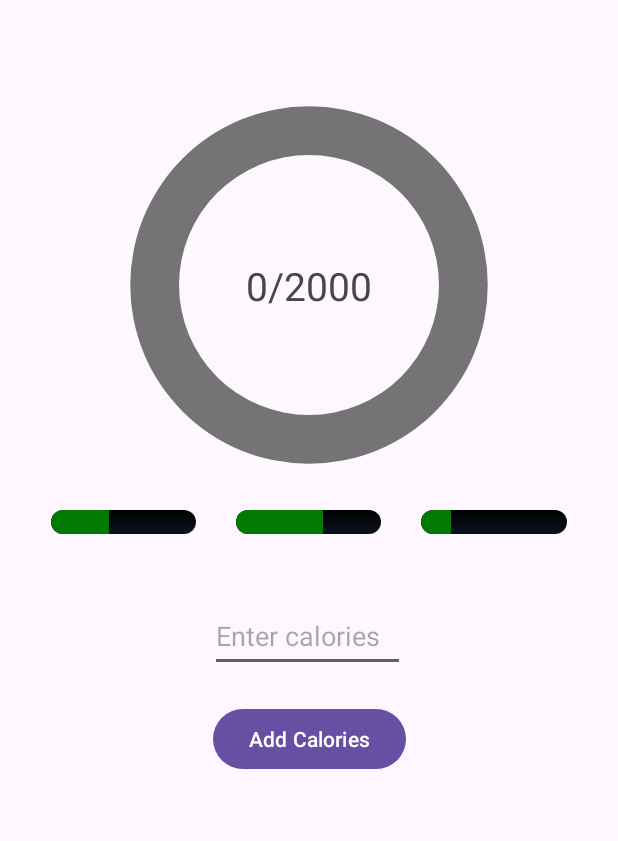
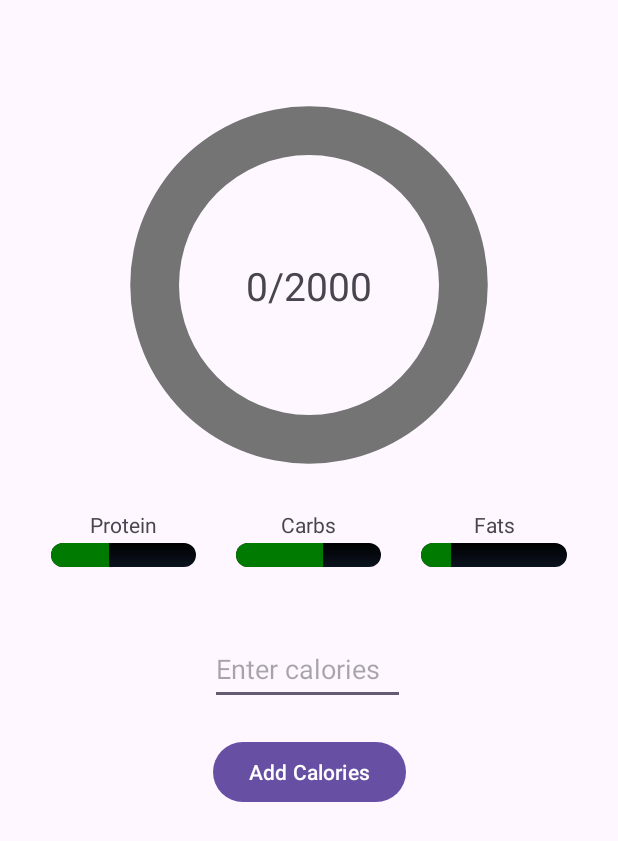
Before and after one commit to Drakon4ik-Coder/FitnessApp, an Android app: the screen it shows after launch (CaloriesActivity), on a phone screen of 412 x 824 dp. Shown: the top 841 px of the screen. Run offline under Robolectric (Android 15) with nearby library versions, the phone set to English and light mode, and no system bars; our stand-ins replace sdp/ssp sizes.

Commit message:
Added labels and managed bars properly

```diff
--- a/app/src/main/res/layout/activity_calories.xml
+++ b/app/src/main/res/layout/activity_calories.xml
@@ -1,7 +1,6 @@
 <?xml version="1.0" encoding="utf-8"?>
 <androidx.constraintlayout.widget.ConstraintLayout xmlns:android="http://schemas.android.com/apk/res/android"
     xmlns:app="http://schemas.android.com/apk/res-auto"
-    xmlns:tools="http://schemas.android.com/tools"
     android:id="@+id/relativeLayout"
     android:layout_width="match_parent"
     android:layout_height="match_parent"
@@ -40,7 +39,7 @@
             android:id="@+id/textViewProgressCalories"
             android:layout_width="wrap_content"
             android:layout_height="wrap_content"
-            android:text="0/2000"
+            android:text="@string/calories_progress"
             android:textSize="@dimen/_20sdp"
             app:layout_constraintBottom_toBottomOf="parent"
             app:layout_constraintEnd_toEndOf="parent"
@@ -56,9 +55,9 @@
         android:layout_width="match_parent"
         android:layout_height="wrap_content"
         android:layout_marginTop="20dp"
+        android:baselineAligned="false"
         android:orientation="horizontal"
-        app:layout_constraintTop_toBottomOf="@+id/constraintLayout"
-        tools:layout_editor_absoluteX="-5dp">
+        app:layout_constraintTop_toBottomOf="@+id/constraintLayout">
 
         <LinearLayout
             android:layout_width="wrap_content"
@@ -66,6 +65,14 @@
             android:orientation="vertical"
             android:layout_weight="1"
             android:layout_marginHorizontal="@dimen/_10sdp">
+
+            <TextView
+                android:id="@+id/textView"
+                android:layout_width="match_parent"
+                android:layout_height="wrap_content"
+                android:gravity="center"
+                android:layout_marginBottom="@dimen/_2sdp"
+                android:text="@string/protein_text" />
 
             <ProgressBar
                 android:id="@+id/progressBar"
@@ -83,6 +90,14 @@
             android:layout_weight="1"
             android:layout_marginHorizontal="@dimen/_10sdp">
 
+            <TextView
+                android:id="@+id/textView2"
+                android:layout_width="match_parent"
+                android:layout_height="wrap_content"
+                android:gravity="center"
+                android:layout_marginBottom="@dimen/_2sdp"
+                android:text="@string/carbs_text" />
+
             <ProgressBar
                 android:id="@+id/progressBar2"
                 style="?android:attr/progressBarStyleHorizontal"
@@ -99,6 +114,14 @@
             android:layout_weight="1"
             android:layout_marginHorizontal="@dimen/_10sdp">
 
+            <TextView
+                android:id="@+id/textView3"
+                android:layout_width="match_parent"
+                android:layout_height="wrap_content"
+                android:gravity="center"
+                android:layout_marginBottom="@dimen/_2sdp"
+                android:text="@string/fats_text" />
+
             <ProgressBar
                 android:id="@+id/progressBar3"
                 style="?android:attr/progressBarStyleHorizontal"
@@ -114,7 +137,7 @@
         android:layout_width="wrap_content"
         android:layout_height="wrap_content"
         android:layout_marginTop="@dimen/_16sdp"
-        android:text="Add Calories"
+        android:text="@string/add_calories"
         app:layout_constraintLeft_toLeftOf="parent"
         app:layout_constraintRight_toRightOf="parent"
         app:layout_constraintTop_toBottomOf="@id/editTextCalories" />
@@ -124,7 +147,8 @@
         android:layout_width="@dimen/_100sdp"
         android:layout_height="@dimen/_37sdp"
         android:layout_marginTop="44dp"
-        android:hint="Enter calories"
+        android:autofillHints="number"
+        android:hint="@string/enter_calories"
         android:inputType="number"
         app:layout_constraintEnd_toEndOf="parent"
         app:layout_constraintHorizontal_bias="0.497"
--- a/app/src/main/res/values/strings.xml
+++ b/app/src/main/res/values/strings.xml
@@ -1,4 +1,10 @@
 <resources>
     <string name="app_name">FitnessApp</string>
     <string name="add_calories_button">Add Calories</string>
+    <string name="protein_text">Protein</string>
+    <string name="carbs_text">Carbs</string>
+    <string name="fats_text">Fats</string>
+    <string name="add_calories">Add Calories</string>
+    <string name="enter_calories">Enter calories</string>
+    <string name="calories_progress">0/2000</string>
 </resources>
```
